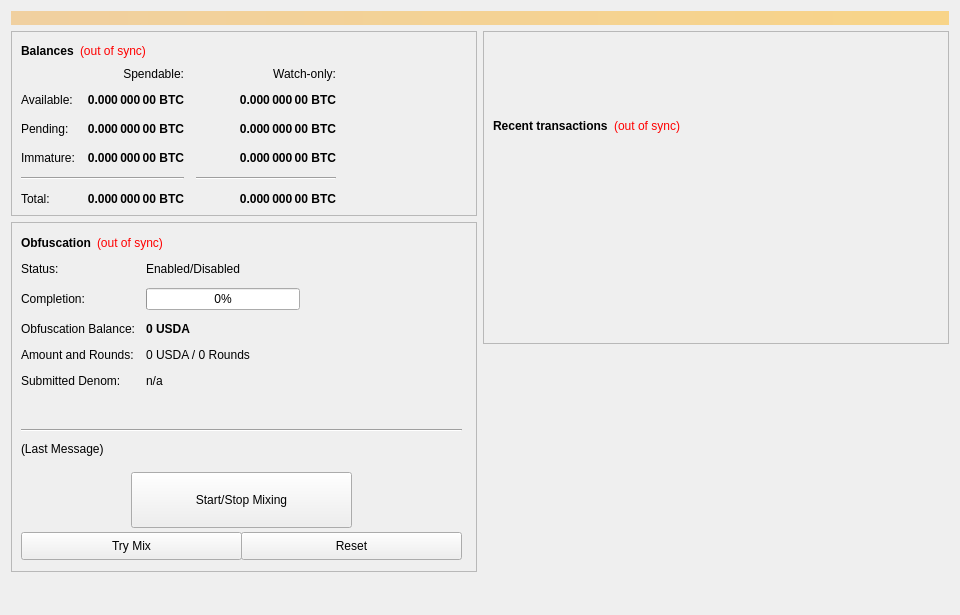
advantage-development/v9, file src/qt/forms/overviewpage.ui: the form before one commit.
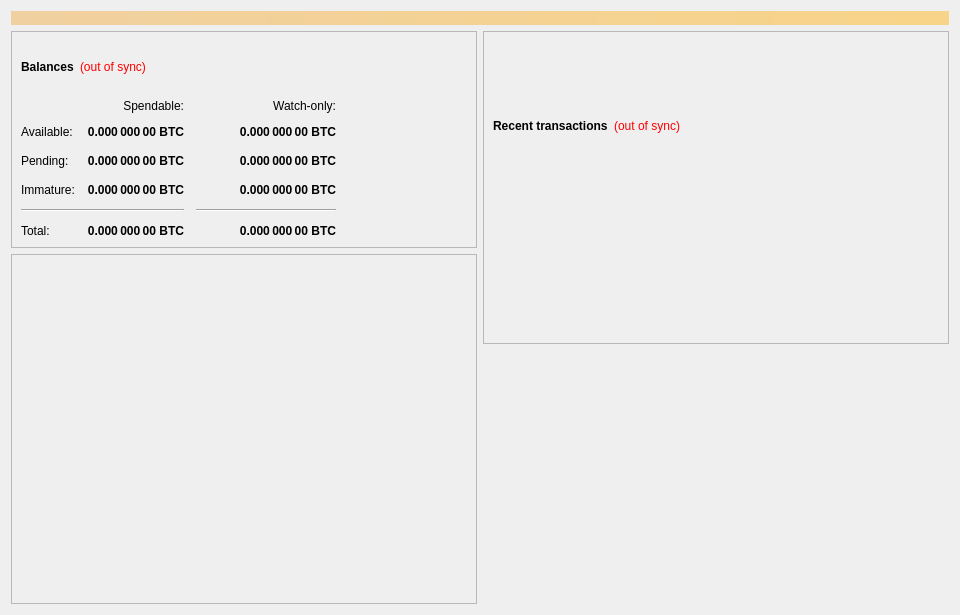
The form after the commit.

Diff of the .ui file:
```diff
--- a/src/qt/forms/overviewpage.ui
+++ b/src/qt/forms/overviewpage.ui
@@ -412,112 +412,6 @@
          <property name="frameShadow">
           <enum>QFrame::Raised</enum>
          </property>
-         <widget class="QWidget" name="formLayoutWidget">
-          <property name="geometry">
-           <rect>
-            <x>10</x>
-            <y>40</y>
-            <width>451</width>
-            <height>161</height>
-           </rect>
-          </property>
-          <layout class="QFormLayout" name="formLayout">
-           <property name="fieldGrowthPolicy">
-            <enum>QFormLayout::AllNonFixedFieldsGrow</enum>
-           </property>
-           <property name="horizontalSpacing">
-            <number>11</number>
-           </property>
-           <property name="verticalSpacing">
-            <number>12</number>
-           </property>
-           <item row="0" column="0">
-            <widget class="QLabel" name="label_6">
-             <property name="text">
-              <string>Status:</string>
-             </property>
-            </widget>
-           </item>
-           <item row="1" column="0">
-            <widget class="QLabel" name="label_7">
-             <property name="text">
-              <string>Completion:</string>
-             </property>
-            </widget>
-           </item>
-           <item row="1" column="1">
-            <widget class="QProgressBar" name="obfuscationProgress">
-             <property name="maximumSize">
-              <size>
-               <width>154</width>
-               <height>16777215</height>
-              </size>
-             </property>
-             <property name="value">
-              <number>0</number>
-             </property>
-            </widget>
-           </item>
-           <item row="2" column="0">
-            <widget class="QLabel" name="labelAnonymizedText">
-             <property name="text">
-              <string>Obfuscation Balance:</string>
-             </property>
-            </widget>
-           </item>
-           <item row="2" column="1">
-            <widget class="QLabel" name="labelAnonymized">
-             <property name="font">
-              <font>
-               <weight>75</weight>
-               <bold>true</bold>
-              </font>
-             </property>
-             <property name="text">
-              <string notr="true">0 USDA</string>
-             </property>
-            </widget>
-           </item>
-           <item row="3" column="0">
-            <widget class="QLabel" name="label_8">
-             <property name="text">
-              <string>Amount and Rounds:</string>
-             </property>
-            </widget>
-           </item>
-           <item row="3" column="1">
-            <widget class="QLabel" name="labelAmountRounds">
-             <property name="text">
-              <string>0 USDA / 0 Rounds</string>
-             </property>
-            </widget>
-           </item>
-           <item row="4" column="0">
-            <widget class="QLabel" name="label_9">
-             <property name="text">
-              <string>Submitted Denom:</string>
-             </property>
-            </widget>
-           </item>
-           <item row="4" column="1">
-            <widget class="QLabel" name="labelSubmittedDenom">
-             <property name="toolTip">
-              <string>The denominations you submitted to the Masternode.&lt;br&gt;To mix, other users must submit the exact same denominations.</string>
-             </property>
-             <property name="text">
-              <string>n/a</string>
-             </property>
-            </widget>
-           </item>
-           <item row="0" column="1">
-            <widget class="QLabel" name="obfuscationEnabled">
-             <property name="text">
-              <string>Enabled/Disabled</string>
-             </property>
-            </widget>
-           </item>
-          </layout>
-         </widget>
          <widget class="QPushButton" name="runAutoDenom">
           <property name="geometry">
            <rect>
@@ -955,179 +849,8 @@
            <bool>true</bool>
           </property>
          </widget>
-         <widget class="QPushButton" name="toggleObfuscation">
-          <property name="geometry">
-           <rect>
-            <x>120</x>
-            <y>250</y>
-            <width>221</width>
-            <height>56</height>
-           </rect>
-          </property>
-          <property name="sizePolicy">
-           <sizepolicy hsizetype="MinimumExpanding" vsizetype="Fixed">
-            <horstretch>0</horstretch>
-            <verstretch>0</verstretch>
-           </sizepolicy>
-          </property>
-          <property name="text">
-           <string>Start/Stop Mixing</string>
-          </property>
-         </widget>
-         <widget class="Line" name="lineLastMessage">
-          <property name="geometry">
-           <rect>
-            <x>10</x>
-            <y>200</y>
-            <width>441</width>
-            <height>16</height>
-           </rect>
-          </property>
-          <property name="orientation">
-           <enum>Qt::Horizontal</enum>
-          </property>
-         </widget>
-         <widget class="QLabel" name="obfuscationStatus">
-          <property name="geometry">
-           <rect>
-            <x>10</x>
-            <y>220</y>
-            <width>451</width>
-            <height>61</height>
-           </rect>
-          </property>
-          <property name="minimumSize">
-           <size>
-            <width>288</width>
-            <height>43</height>
-           </size>
-          </property>
-          <property name="text">
-           <string>(Last Message)</string>
-          </property>
-          <property name="alignment">
-           <set>Qt::AlignLeading|Qt::AlignLeft|Qt::AlignTop</set>
-          </property>
-          <property name="wordWrap">
-           <bool>true</bool>
-          </property>
-         </widget>
-         <widget class="QPushButton" name="obfuscationAuto">
-          <property name="geometry">
-           <rect>
-            <x>10</x>
-            <y>310</y>
-            <width>221</width>
-            <height>28</height>
-           </rect>
-          </property>
-          <property name="sizePolicy">
-           <sizepolicy hsizetype="MinimumExpanding" vsizetype="Fixed">
-            <horstretch>0</horstretch>
-            <verstretch>0</verstretch>
-           </sizepolicy>
-          </property>
-          <property name="toolTip">
-           <string>Try to manually submit a Obfuscation request.</string>
-          </property>
-          <property name="text">
-           <string>Try Mix</string>
-          </property>
-         </widget>
-         <widget class="QPushButton" name="obfuscationReset">
-          <property name="geometry">
-           <rect>
-            <x>230</x>
-            <y>310</y>
-            <width>221</width>
-            <height>28</height>
-           </rect>
-          </property>
-          <property name="sizePolicy">
-           <sizepolicy hsizetype="MinimumExpanding" vsizetype="Fixed">
-            <horstretch>0</horstretch>
-            <verstretch>0</verstretch>
-           </sizepolicy>
-          </property>
-          <property name="toolTip">
-           <string>Reset the current status of Obfuscation (can interrupt Obfuscation if it's in the process of Mixing, which can cost you money!)</string>
-          </property>
-          <property name="autoFillBackground">
-           <bool>false</bool>
-          </property>
-          <property name="text">
-           <string>Reset</string>
-          </property>
-         </widget>
-         <widget class="QWidget" name="layoutWidget">
-          <property name="geometry">
-           <rect>
-            <x>10</x>
-            <y>10</y>
-            <width>431</width>
-            <height>22</height>
-           </rect>
-          </property>
-          <layout class="QHBoxLayout" name="horizontalLayout_5">
-           <item>
-            <widget class="QLabel" name="label_2">
-             <property name="font">
-              <font>
-               <weight>75</weight>
-               <bold>true</bold>
-              </font>
-             </property>
-             <property name="text">
-              <string>Obfuscation</string>
-             </property>
-            </widget>
-           </item>
-           <item>
-            <widget class="QLabel" name="labelObfuscationSyncStatus">
-             <property name="toolTip">
-              <string>The displayed information may be out of date. Your wallet automatically synchronizes with the Advantage network after a connection is established, but this process has not completed yet.</string>
-             </property>
-             <property name="styleSheet">
-              <string notr="true">QLabel { color: red; }</string>
-             </property>
-             <property name="text">
-              <string notr="true">(out of sync)</string>
-             </property>
-             <property name="alignment">
-              <set>Qt::AlignLeading|Qt::AlignLeft|Qt::AlignVCenter</set>
-             </property>
-            </widget>
-           </item>
-           <item>
-            <spacer name="horizontalSpacer_4">
-             <property name="orientation">
-              <enum>Qt::Horizontal</enum>
-             </property>
-             <property name="sizeHint" stdset="0">
-              <size>
-               <width>40</width>
-               <height>20</height>
-              </size>
-             </property>
-            </spacer>
-           </item>
-          </layout>
-         </widget>
         </widget>
        </item>
-       <item>
-        <spacer name="verticalSpacer">
-         <property name="orientation">
-          <enum>Qt::Vertical</enum>
-         </property>
-         <property name="sizeHint" stdset="0">
-          <size>
-           <width>20</width>
-           <height>40</height>
-          </size>
-         </property>
-        </spacer>
-       </item>
       </layout>
      </item>
      <item>
```
